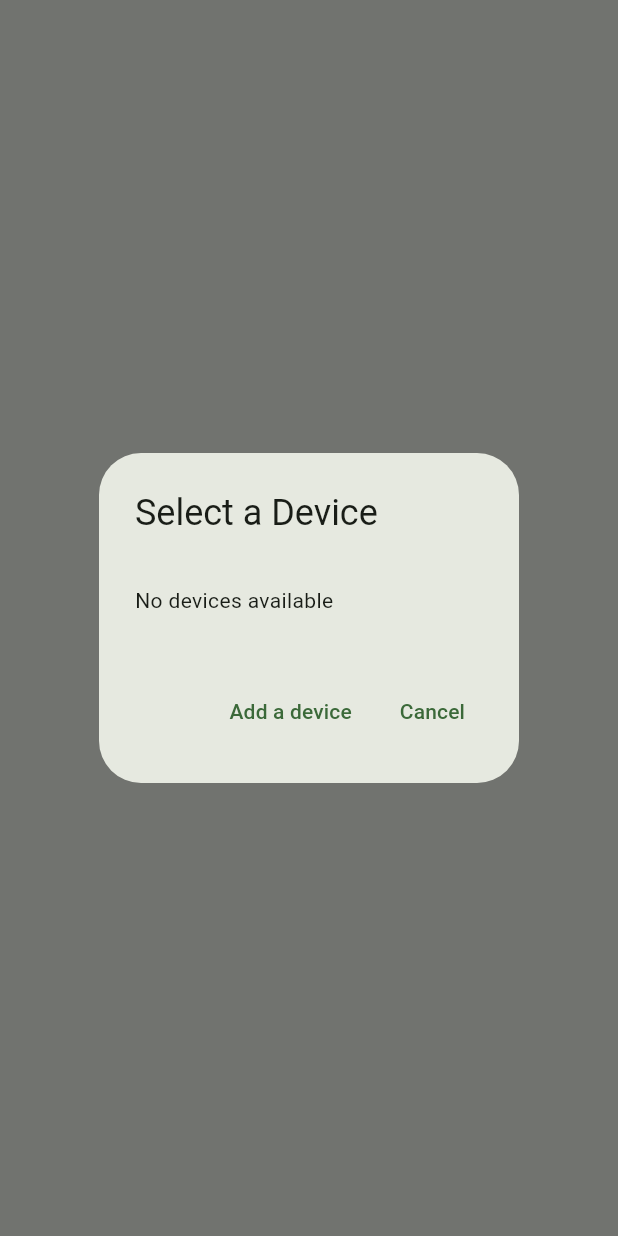
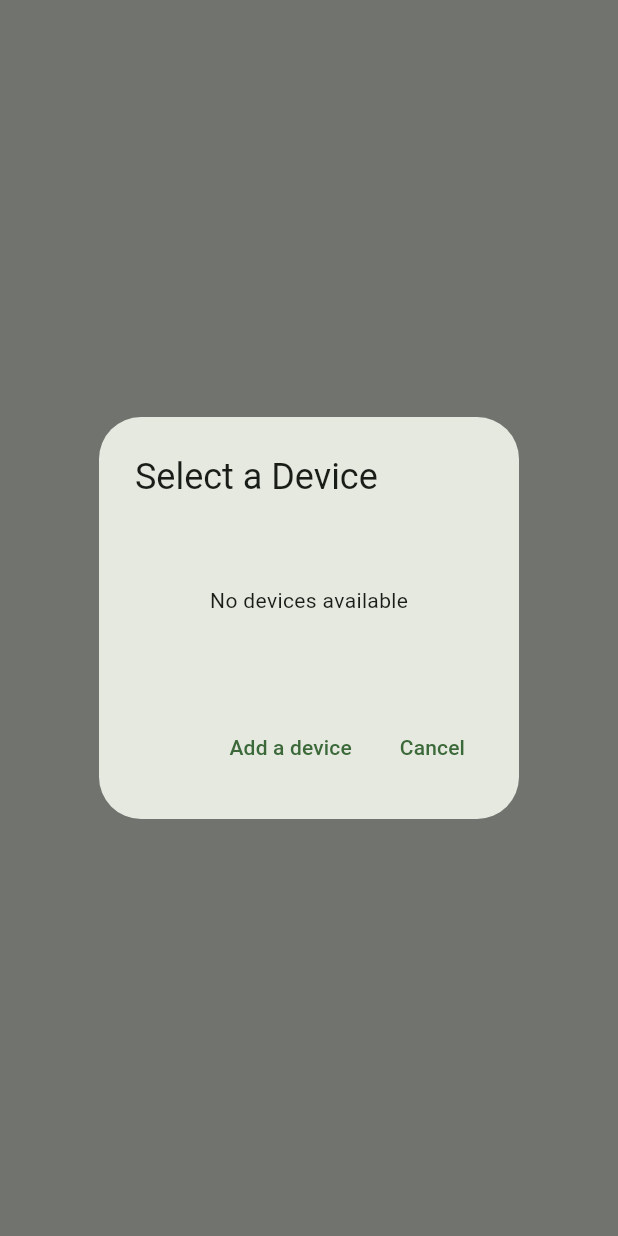
Before and after one commit to pedroafmonteiro/project-esof-leic, a Flutter app: what showDeviceDialog() shows on an empty page, opened directly with empty values, on a phone screen of 412 x 824 dp. Run offline on Flutter 3.47's test engine with Material 3 defaults, Android fonts, the phone set to English and light mode, and no system bars; our stand-ins replace cached_network_image, firebase_auth, firebase_core, firebase_database, fl_chart, google_sign_in and 1 more; accounts and stored records are empty.

Commit message:
layout fixes

```diff
--- a/eco_tracker/lib/views/home/widgets/device_picker.dart
+++ b/eco_tracker/lib/views/home/widgets/device_picker.dart
@@ -13,9 +13,9 @@ class DevicePicker {
         return AlertDialog(
           title: const Text('Select a Device'),
           content: devices.isEmpty
-              ? const Padding(
-                  padding: EdgeInsets.symmetric(vertical: 16.0),
-                  child: Text('No devices available'),
+              ? SizedBox(
+                  height: 100,
+                  child: Center(child: const Text('No devices available')),
                 )
               : SizedBox(
                   width: double.maxFinite,
@@ -27,7 +27,8 @@ class DevicePicker {
                       return ListTile(
                         title: Text('${device.manufacturer} ${device.model}'),
                         subtitle: Text(
-                            '${device.category} - ${device.powerConsumption}W',),
+                          '${device.category} - ${device.powerConsumption}W',
+                        ),
                         selected: selectedDevice?.id == device.id,
                         onTap: () {
                           Navigator.of(context).pop(device);
```
